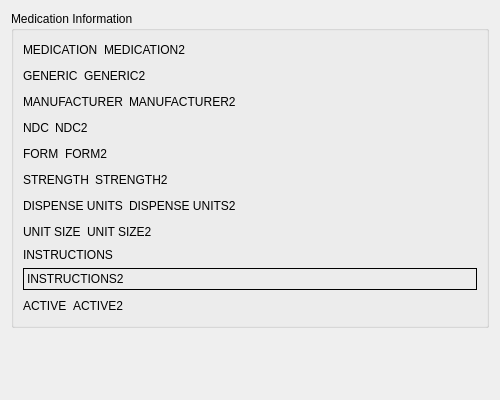
Before: the Qt Designer form src/db/drugdisplay.ui in kyledevans/Medicine-Track, drawn with Qt 5.
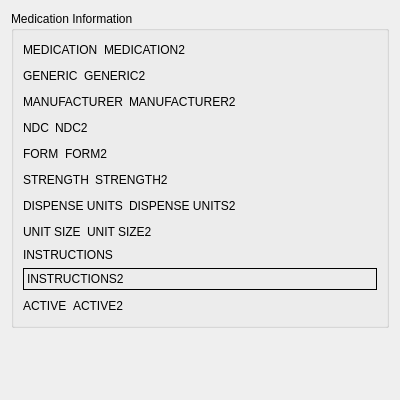
After: the same form once the commit is applied.

```diff
--- a/src/db/drugdisplay.ui
+++ b/src/db/drugdisplay.ui
@@ -6,7 +6,7 @@
    <rect>
     <x>0</x>
     <y>0</y>
-    <width>500</width>
+    <width>400</width>
     <height>400</height>
    </rect>
   </property>
```
